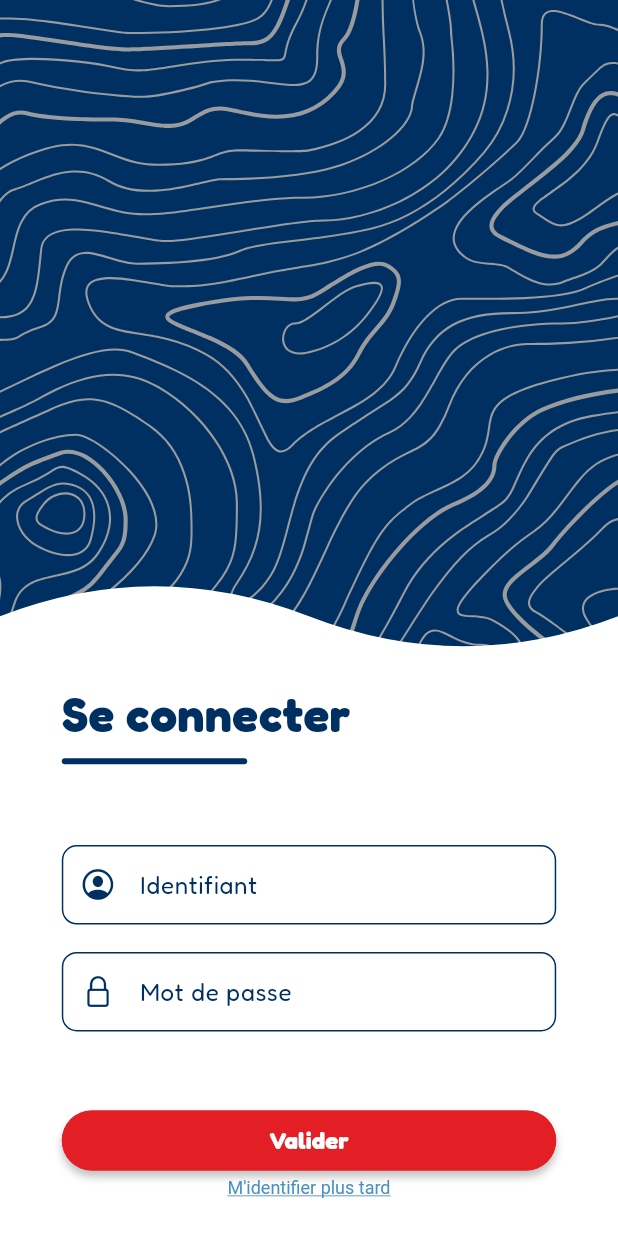
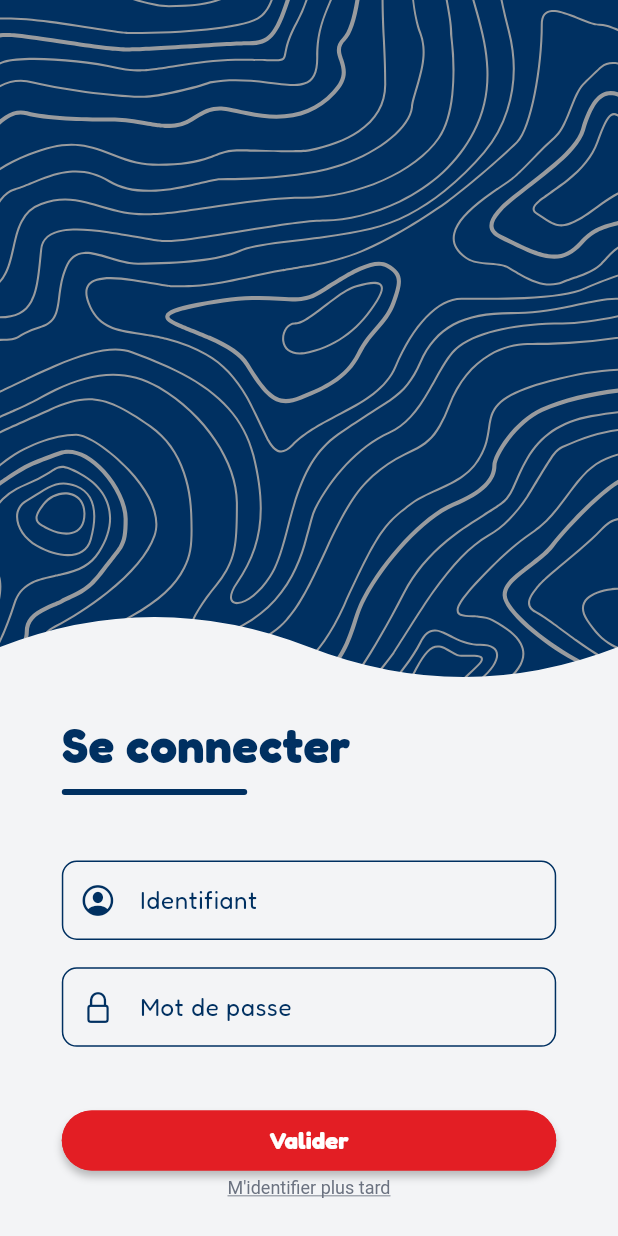
Before and after one commit to Foreclair/foreclair-frontend, a Flutter app: the screen it shows after launch, on a phone screen of 412 x 824 dp. Run offline on Flutter 3.47's test engine with Material 3 defaults, Android fonts, the phone set to English and light mode, and no system bars; our stand-ins replace dio, flutter_secure_storage, flutter_svg, google_fonts, logger.

Commit message:
🖥️ Server side connexion

```diff
--- a/lib/assets/colors/snsm_colors.dart
+++ b/lib/assets/colors/snsm_colors.dart
@@ -2,15 +2,15 @@ import 'package:flutter/material.dart';
 
 class SNSMColors {
   // Couleurs principales SNSM
-  static const Color bleuMarin = Color(0xFF003061);      // Bleu marine principal
-  static const Color bleuOcean = Color(0xFF1E5A96);      // Bleu océan
-  static const Color bleuClair = Color(0xFF4A90C2);      // Bleu clair
-  static const Color rouge = Color(0xFFE31E24);          // Rouge sauvetage
-  static const Color orange = Color(0xFFFF6B35);         // Orange sécurité
-  static const Color jaune = Color(0xFFFFD700);          // Jaune gilet
-  static const Color blanc = Color(0xFFFFFFFF);          // Blanc
-  static const Color gris = Color(0xFF6B7280);           // Gris neutre
-  static const Color grisClair = Color(0xFFF3F4F6);      // Gris très clair
+  static const Color bleuMarin = Color(0xFF003061); // Bleu marine principal
+  static const Color bleuOcean = Color(0xFF1E5A96); // Bleu océan
+  static const Color bleuClair = Color(0xFF4A90C2); // Bleu clair
+  static const Color rouge = Color(0xFFE31E24); // Rouge sauvetage
+  static const Color orange = Color(0xFFFF6B35); // Orange sécurité
+  static const Color jaune = Color(0xFFFFD700); // Jaune gilet
+  static const Color blanc = Color(0xFFFFFFFF); // Blanc
+  static const Color gris = Color(0xFF6B7280); // Gris neutre
+  static const Color grisClair = Color(0xFFF3F4F6); // Gris très clair
 }
 
 // ColorScheme Light Mode
@@ -20,7 +20,7 @@ const ColorScheme snsmLightColorScheme = ColorScheme(
   // Couleurs principales
   primary: SNSMColors.bleuMarin,
   onPrimary: SNSMColors.blanc,
-  primaryContainer: SNSMColors.bleuClair,
+  primaryContainer: SNSMColors.bleuOcean,
   onPrimaryContainer: SNSMColors.blanc,
 
   // Couleurs secondaires
@@ -42,9 +42,9 @@ const ColorScheme snsmLightColorScheme = ColorScheme(
   onErrorContainer: SNSMColors.rouge,
 
   // Couleurs de surface
-  surface: SNSMColors.blanc,
+  surface: SNSMColors.grisClair,
   onSurface: SNSMColors.bleuMarin,
-  surfaceContainerHighest: SNSMColors.grisClair,
+  surfaceContainerHighest: SNSMColors.bleuMarin,
   onSurfaceVariant: SNSMColors.gris,
 
   // Couleurs d'outline
@@ -66,10 +66,10 @@ const ColorScheme snsmDarkColorScheme = ColorScheme(
   brightness: Brightness.dark,
 
   // Couleurs principales
-  primary: SNSMColors.bleuOcean,
+  primary: SNSMColors.grisClair,
   onPrimary: SNSMColors.bleuMarin,
-  primaryContainer: SNSMColors.bleuMarin,
-  onPrimaryContainer: SNSMColors.bleuClair,
+  primaryContainer: SNSMColors.bleuOcean,
+  onPrimaryContainer: SNSMColors.blanc,
 
   // Couleurs secondaires
   secondary: SNSMColors.orange,
--- a/lib/main.dart
+++ b/lib/main.dart
@@ -1,4 +1,4 @@
-import 'package:blues/ui/views/authentication/login_view.dart';
+import 'package:blues/src/ui/views/authentication/login_view.dart';
 import 'package:flutter/material.dart';
 import 'package:google_fonts/google_fonts.dart';
 
--- /dev/null
+++ b/lib/src/client/api_client.dart
@@ -0,0 +1,14 @@
+import 'package:dio/dio.dart';
+
+class ApiClient {
+  static final Dio _dio = Dio(
+    BaseOptions(
+      baseUrl: 'http://localhost:8080',
+      connectTimeout: Duration(seconds: 5),
+      receiveTimeout: Duration(seconds: 3),
+      headers: {'Content-Type': 'application/json'},
+    ),
+  );
+
+  static Dio get instance => _dio;
+}
--- /dev/null
+++ b/lib/src/data/models/authentication/auth_result_model.dart
@@ -0,0 +1,12 @@
+class AuthResult {
+  final bool isSuccess;
+  final String? token;
+  final String? errorMessage;
+  final AuthErrorType? errorType;
+
+  AuthResult.success(this.token) : isSuccess = true, errorMessage = null, errorType = null;
+
+  AuthResult.failure(this.errorMessage, this.errorType) : isSuccess = false, token = null;
+}
+
+enum AuthErrorType { invalidCredentials, networkError, serverError, unknown }
--- a/lib/ui/components/buttons/primary_action_button_widget.dart
+++ b/lib/src/ui/components/buttons/primary_action_button_widget.dart
@@ -1,7 +1,6 @@
 import 'package:blues/assets/colors/snsm_colors.dart';
+import 'package:blues/assets/fonts/text_utils.dart';
 import 'package:flutter/material.dart';
-
-import '../../../assets/fonts/text_utils.dart';
 
 class PrimaryActionButtonWidget extends StatelessWidget {
   final Color color;
--- a/lib/utils/topography_background.dart
+++ b/lib/src/ui/components/container/topography_background.dart
@@ -10,16 +10,12 @@ class TopographyBackground extends StatelessWidget {
   Widget build(BuildContext context) {
     return Stack(
       children: [
-        Container(color: Theme.of(context).colorScheme.primary),
+        Container(color: Theme.of(context).colorScheme.surfaceContainerHighest),
         Positioned.fill(
           child: SvgPicture.asset(
             'assets/svg/topography.svg',
             fit: BoxFit.cover,
-            colorFilter: const ColorFilter.mode(
-              Color(0xF2A1A1A1),
-              BlendMode.srcIn,
-
-            ),
+            colorFilter: const ColorFilter.mode(Color(0xF2A1A1A1), BlendMode.srcIn),
           ),
         ),
         // Optional foreground content
--- a/lib/ui/views/authentication/login_view.dart
+++ b/lib/src/ui/views/authentication/login_view.dart
@@ -1,10 +1,14 @@
 import 'package:blues/assets/colors/snsm_colors.dart';
 import 'package:blues/assets/fonts/text_utils.dart';
-import 'package:blues/ui/components/buttons/primary_action_button_widget.dart';
-import 'package:blues/ui/components/inputs/login_form_field_widget.dart';
-import 'package:blues/utils/topography_background.dart';
+import 'package:blues/src/data/models/authentication/auth_result_model.dart';
+import 'package:blues/src/data/services/authentication/auth_service.dart';
+import 'package:blues/src/ui/components/buttons/primary_action_button_widget.dart';
+import 'package:blues/src/ui/components/container/topography_background.dart';
+import 'package:blues/src/ui/components/container/wave_container.dart';
+import 'package:blues/src/ui/components/extensions/snack_bar_extension.dart';
+import 'package:blues/src/ui/components/inputs/login_form_field_widget.dart';
+import 'package:blues/src/ui/views/layout/layout_views.dart';
 import 'package:blues/utils/units/size_utils.dart';
-import 'package:blues/utils/wave_container.dart';
 import 'package:flutter/cupertino.dart';
 import 'package:flutter/gestures.dart';
 import 'package:flutter/material.dart';
@@ -20,7 +24,43 @@ class _LoginViewState extends State<LoginView> {
   final _formKey = GlobalKey<FormState>();
   final _emailController = TextEditingController();
   final _passwordController = TextEditingController();
-  final String _errorMessage = '';
+  final AuthService _authService = AuthService();
+
+  bool _isLoading = false;
+
+  @override
+  void dispose() {
+    _emailController.dispose();
+    _passwordController.dispose();
+    super.dispose();
+  }
+
+  Future<void> _handleLogin() async {
+    if (!_formKey.currentState!.validate()) return;
+
+    setState(() => _isLoading = true);
+
+    try {
+      final result = await _authService.login(_emailController.text.trim(), _passwordController.text);
+
+      if (!mounted) return;
+
+      if (result.isSuccess) {
+        context.showSuccessSnackBar('Connexion réussie !');
+        Navigator.of(context).pushReplacement(MaterialPageRoute(builder: (context) => const LayoutViews()));
+      } else {
+        context.showErrorSnackBar(result.errorMessage!, heightPosition: 20);
+
+        if (result.errorType == AuthErrorType.invalidCredentials) {
+          _passwordController.clear();
+        }
+      }
+    } finally {
+      if (mounted) {
+        setState(() => _isLoading = false);
+      }
+    }
+  }
 
   @override
   Widget build(BuildContext context) {
@@ -28,7 +68,7 @@ class _LoginViewState extends State<LoginView> {
       backgroundColor: Theme.of(context).colorScheme.primary,
       body: TopographyBackground(
         child: WaveContainer(
-          height: context.height(55),
+          height: context.height(52.5),
           child: Padding(
             padding: EdgeInsetsGeometry.only(
               top: context.height(10),
@@ -41,15 +81,15 @@ class _LoginViewState extends State<LoginView> {
               mainAxisAlignment: MainAxisAlignment.start,
               crossAxisAlignment: CrossAxisAlignment.start,
               children: [
-                Text("Se connecter", style: titleLarge),
+                Text("Se connecter", style: titleLarge.copyWith(color: Theme.of(context).colorScheme.primary)),
                 Divider(
-                  color: SNSMColors.bleuMarin,
+                  color: Theme.of(context).colorScheme.primary,
                   height: context.height(2),
                   thickness: 4,
                   endIndent: context.width(50),
                   radius: BorderRadius.circular(10),
                 ),
-                Spacer(),
+                const Spacer(),
                 AutofillGroup(
                   child: Form(
                     key: _formKey,
@@ -59,8 +99,12 @@ class _LoginViewState extends State<LoginView> {
                           key: const Key('emailField'),
                           controller: _emailController,
                           hint: "Identifiant",
+                          color: Theme.of(context).colorScheme.primary,
                           icon: CupertinoIcons.profile_circled,
-                          validator: (p0) {
+                          validator: (value) {
+                            if (value == null || value.trim().isEmpty) {
+                              return 'Veuillez saisir votre identifiant';
+                            }
                             return null;
                           },
                           autofillHints: const [AutofillHints.username],
@@ -69,58 +113,37 @@ class _LoginViewState extends State<LoginView> {
                         LoginFormField(
                           key: const Key('passwordField'),
                           controller: _passwordController,
+                          color: Theme.of(context).colorScheme.primary,
                           hint: "Mot de passe",
                           password: true,
                           icon: CupertinoIcons.lock,
-                          validator: (p0) {
+                          validator: (value) {
+                            if (value == null || value.isEmpty) {
+                              return 'Veuillez saisir votre mot de passe';
+                            }
                             return null;
                           },
                           autofillHints: const [AutofillHints.password],
                         ),
-                        if (_errorMessage.isNotEmpty) ...[
-                          const SizedBox(height: 20),
-                          Text(_errorMessage, style: const TextStyle(color: Colors.deepOrangeAccent)),
-                        ],
                       ],
                     ),
                   ),
                 ),
-
-                // A voir si Mot de passe oublié est nécessaire
-
-                // RichText(
-                //   key: const Key('forgotPasswordText'),
-                //   text: TextSpan(
-                //     text: "J'ai oublié mon mot de passe",
-                //     style: label.copyWith(decoration: TextDecoration.underline, color: SNSMColors.orange),
-                //     recognizer: TapGestureRecognizer()
-                //       ..onTap = () {
-                //         showDialog(
-                //           context: context,
-                //           builder: (context) {
-                //             print("Forgot password tapped");
-                //             return Text("Mot de passe oublié dialog");
-                //           },
-                //         );
-                //       },
-                //   ),
-                // ),
-                Spacer(),
-                PrimaryActionButtonWidget(key: const Key('validateLoginButton'), text: 'Valider'),
+                const Spacer(),
+                PrimaryActionButtonWidget(
+                  key: const Key('validateLoginButton'),
+                  text: _isLoading ? 'Connexion...' : 'Valider',
+                  onPressed: _isLoading ? null : _handleLogin,
+                ),
                 Center(
                   child: RichText(
                     key: const Key('identifyLaterText'),
                     text: TextSpan(
                       text: "M'identifier plus tard",
-                      style: label.copyWith(decoration: TextDecoration.underline, color: SNSMColors.bleuClair),
+                      style: label.copyWith(decoration: TextDecoration.underline, color: SNSMColors.gris),
                       recognizer: TapGestureRecognizer()
                         ..onTap = () {
-                          showDialog(
-                            context: context,
-                            builder: (context) {
-                              return Dialog(child: Text("Connexion guest"));
-                            },
-                          );
+                          Navigator.of(context).push(MaterialPageRoute(builder: (context) => const LayoutViews()));
                         },
                     ),
                   ),
--- /dev/null
+++ b/lib/utils/logs/logger_utils.dart
@@ -0,0 +1,3 @@
+import 'package:logger/logger.dart';
+
+final Logger logger = Logger(printer: PrettyPrinter());
--- a/pubspec.yaml
+++ b/pubspec.yaml
@@ -15,6 +15,9 @@ dependencies:
   cupertino_icons: ^1.0.8
   google_fonts: ^6.3.0
   flutter_svg: ^2.2.0
+  dio: ^5.8.0+1
+  flutter_secure_storage: ^9.2.4
+  logger: ^2.6.1
 
 dev_dependencies:
   flutter_test:
```
Also changed, not shown: lib/src/data/services/authentication/auth_service.dart (added, +65 -0 lines), lib/src/ui/components/extensions/snack_bar_extension.dart (added, +54 -0 lines), lib/src/ui/views/layout/layout_views.dart (added, +15 -0 lines), lib/src/ui/components/container/wave_container.dart (renamed from lib/utils/wave_container.dart), lib/src/ui/components/inputs/login_form_field_widget.dart (renamed from lib/ui/components/inputs/login_form_field_widget.dart), pubspec.lock, 3 other files.
